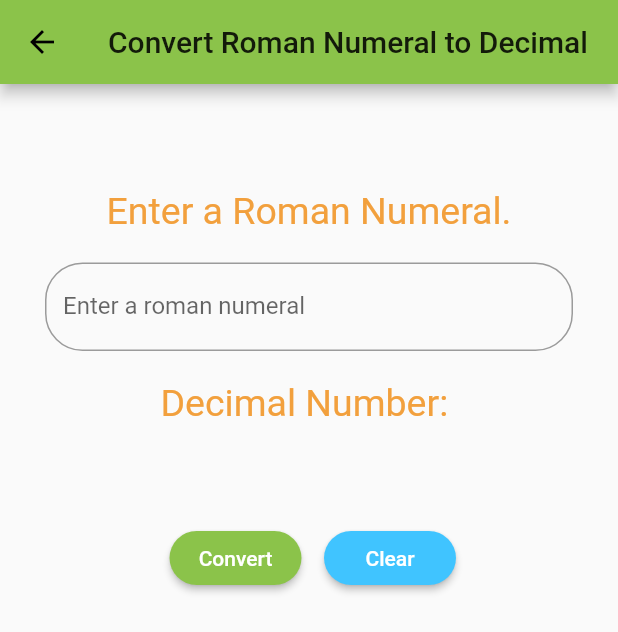
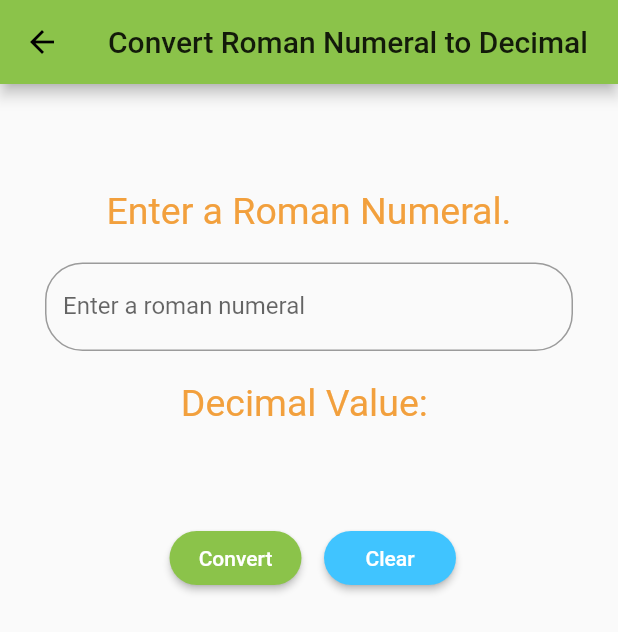
Before and after one commit to fordp/romannumerals, a Flutter app: the RomanToDecimal screen opened directly, on a phone screen of 412 x 824 dp. Shown: the top 632 px of the screen. Run offline on Flutter 3.47's test engine with Material 2 defaults, Android fonts, the phone set to English and light mode, and no system bars; Roboto replaces fonts that are missing (Arvo).

Commit message:
Made the code more readable.

```diff
--- a/lib/pages/roman_to_decimal.dart
+++ b/lib/pages/roman_to_decimal.dart
@@ -42,26 +42,9 @@ class _RomanToDecimalState extends State<RomanToDecimal> {
     });
   }
 
-  Widget createConversionArea(BuildContext context) {
-    return Container(
-      padding: EdgeInsets.all(30.0),
-      // color: Colors.white,
-      child: new Container(
-        child: new Center(
-          child: new Column(
-            children: [
-              new Padding(
-                padding: EdgeInsets.only(top: 40.0),
-              ),
-              new Text(
-                'Enter a Roman Numeral.',
-                style:
-                    new TextStyle(color: hexToColor("#F2A03D"), fontSize: 25.0),
-              ),
-              new Padding(
-                padding: EdgeInsets.only(top: 20.0),
-              ),
-              new TextField(
+  Widget textboxEntryArea() {
+    return new TextField(
+      textInputAction: TextInputAction.go,
       decoration: new InputDecoration(
         labelText: "Enter a roman numeral",
         fillColor: Colors.white,
@@ -72,23 +55,29 @@ class _RomanToDecimalState extends State<RomanToDecimal> {
       ),
       controller: myController,
       onChanged: (v) => setState(() {
-                      // _dec = v;
+            //_roman = v;
           }),
-                // keyboardType: TextInputType.number,
+      keyboardType: TextInputType.number,
       style: new TextStyle(fontFamily: "Arvo"),
-              ),
-              Padding(
+    );
+  }
+
+  Widget conversionResultAreaText() {
+    return Padding(
       padding: const EdgeInsets.only(top: 20.0),
       child: new Text(
-                  "Decimal Number: ",
+        "Decimal Value: ",
         style: TextStyle(
           fontSize: 25,
           color: hexToColor("#F2A03D"),
           // fontWeight: FontWeight.bold,
         ),
       ),
-              ),
-              Padding(
+    );
+  }
+
+  Widget conversionResultAreaResult() {
+    return Padding(
       padding: const EdgeInsets.all(10.0),
       child: new Text(
         _dec,
@@ -98,11 +87,11 @@ class _RomanToDecimalState extends State<RomanToDecimal> {
           color: Colors.redAccent,
         ),
       ),
-              ),
-              Row(
-                mainAxisAlignment: MainAxisAlignment.center,
-                children: <Widget>[
-                  Padding(
+    );
+  }
+
+  Widget convertButton() {
+    return Padding(
       padding: const EdgeInsets.all(10.0),
       child: Builder(
         builder: (context) {
@@ -113,12 +102,16 @@ class _RomanToDecimalState extends State<RomanToDecimal> {
               'Convert',
               style: TextStyle(color: Colors.white),
             ),
-                          shape: new RoundedRectangleBorder(borderRadius: new BorderRadius.circular(25.0)),
+            shape: new RoundedRectangleBorder(
+                borderRadius: new BorderRadius.circular(25.0)),
           );
         },
       ),
-                  ),
-                  Padding(
+    );
+  }
+
+  Widget clearButton() {
+    return Padding(
       padding: const EdgeInsets.all(5.0),
       child: Builder(
         builder: (context) {
@@ -129,13 +122,49 @@ class _RomanToDecimalState extends State<RomanToDecimal> {
               'Clear',
               style: TextStyle(color: Colors.white),
             ),
-                          shape: new RoundedRectangleBorder(borderRadius: new BorderRadius.circular(25.0)),
+            shape: new RoundedRectangleBorder(
+                borderRadius: new BorderRadius.circular(25.0)),
           );
         },
       ),
+    );
+  }
+
+  Widget buttonArea() {
+    return Row(
+      mainAxisAlignment: MainAxisAlignment.center,
+      children: <Widget>[
+        convertButton(),
+        clearButton(),
+      ],
+    );
+  }
+
+  Widget paddingEdgeInsetsTop(var number) {
+    return new Padding(
+      padding: EdgeInsets.only(top: number),
+    );
+  }
+
+  Widget createConversionArea(BuildContext context) {
+    return Container(
+      padding: EdgeInsets.all(30.0),
+      // color: Colors.white,
+      child: new Container(
+        child: new Center(
+          child: new Column(
+            children: [
+              paddingEdgeInsetsTop(40.0),
+              new Text(
+                'Enter a Roman Numeral.',
+                style:
+                    new TextStyle(color: hexToColor("#F2A03D"), fontSize: 25.0),
               ),
-                ],
-              ),
+              paddingEdgeInsetsTop(20.0),
+              textboxEntryArea(),
+              conversionResultAreaText(),
+              conversionResultAreaResult(),
+              buttonArea(),
             ],
           ),
         ),
```
Lines whose indentation alone changed are shown as unchanged.
